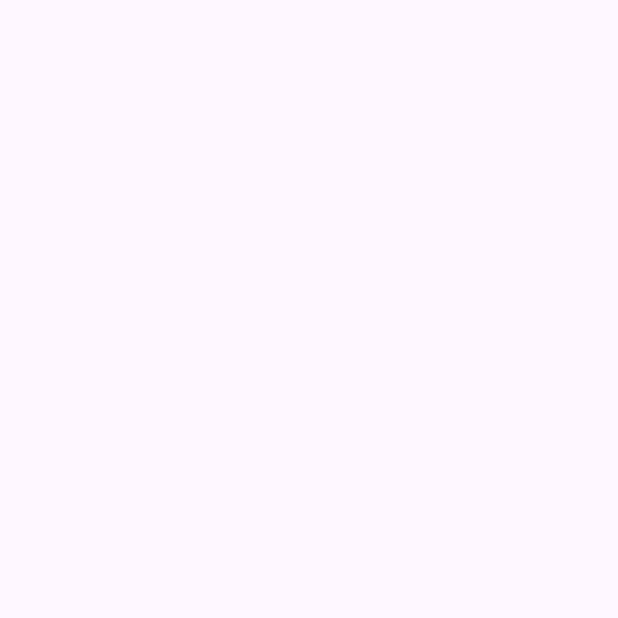
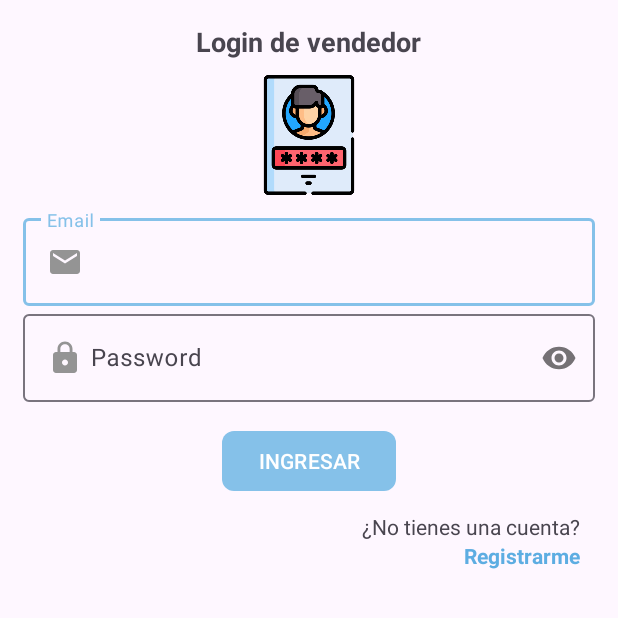
Before and after one commit to Cesar183/TiendaVirtual, an Android app: the screen it shows after launch (LoginVendedorActivity), on a phone screen of 412 x 824 dp, the top half of it. Before the commit the part shown is empty. Run offline under Robolectric (Android 15) with nearby library versions, the phone set to English and light mode, and no system bars; our stand-ins replace Firebase (no records; nobody signed in at launch, a user with empty details on screens opened directly).

Commit message:
Inicio sesion vendedor

```diff
--- a/app/src/main/java/com/app/tiendavirtual/vendedor/LoginVendedorActivity.kt
+++ b/app/src/main/java/com/app/tiendavirtual/vendedor/LoginVendedorActivity.kt
@@ -1,12 +1,74 @@
 package com.app.tiendavirtual.vendedor
 
+import android.app.ProgressDialog
+import android.content.Intent
 import android.os.Bundle
+import android.util.Patterns
+import android.widget.Toast
 import androidx.appcompat.app.AppCompatActivity
 import com.app.tiendavirtual.R
+import com.app.tiendavirtual.databinding.ActivityLoginVendedorBinding
+import com.google.firebase.auth.FirebaseAuth
 
 class LoginVendedorActivity : AppCompatActivity() {
+
+    private lateinit var binding : ActivityLoginVendedorBinding
+    private lateinit var firebaseAuth: FirebaseAuth
+    private lateinit var progressDialog: ProgressDialog
+
     override fun onCreate(savedInstanceState: Bundle?) {
         super.onCreate(savedInstanceState)
-        setContentView(R.layout.activity_login_vendedor)
+        binding = ActivityLoginVendedorBinding.inflate(layoutInflater)
+        setContentView(binding.root)
+
+        firebaseAuth = FirebaseAuth.getInstance()
+
+        progressDialog = ProgressDialog(this)
+        progressDialog.setTitle("Espere por favor")
+        progressDialog.setCanceledOnTouchOutside(false)
+
+        binding.btnLoginV.setOnClickListener {
+            validarInfo()
+        }
+        binding.tvRegistrarV.setOnClickListener {
+            startActivity(Intent(applicationContext, RegistroVendedorActivity::class.java))
+        }
+    }
+
+    private var email = ""
+    private var password = ""
+    private fun validarInfo() {
+        email = binding.etEmailV.text.toString().trim()
+        password = binding.etPasswordV.text.toString().trim()
+
+        if (email.isEmpty()){
+            binding.etEmailV.error = "Ingrese email"
+            binding.etEmailV.requestFocus()
+        } else if (!Patterns.EMAIL_ADDRESS.matcher(email).matches()){
+            binding.etEmailV.error = "Email no válido"
+            binding.etEmailV.requestFocus()
+        } else if (password.isEmpty()){
+            binding.etEmailV.error = "Ingrese password"
+            binding.etEmailV.requestFocus()
+        } else {
+            loginVendedor()
+        }
+    }
+
+    private fun loginVendedor() {
+        progressDialog.setMessage("Ingresando")
+        progressDialog.show()
+
+        firebaseAuth.signInWithEmailAndPassword(email, password)
+            .addOnSuccessListener {
+                progressDialog.dismiss()
+                startActivity(Intent(this, MainActivityVendedor::class.java))
+                finishAffinity()
+                Toast.makeText(this, "Bienvenido(a)", Toast.LENGTH_SHORT).show()
+            }
+            .addOnFailureListener { e ->
+                progressDialog.dismiss()
+                Toast.makeText(this, "No se pudo iniciar sesion ${e.message}", Toast.LENGTH_SHORT).show()
+            }
     }
 }
--- a/app/src/main/res/layout/activity_login_vendedor.xml
+++ b/app/src/main/res/layout/activity_login_vendedor.xml
@@ -1,5 +1,5 @@
 <?xml version="1.0" encoding="utf-8"?>
-<androidx.constraintlayout.widget.ConstraintLayout xmlns:android="http://schemas.android.com/apk/res/android"
+<RelativeLayout xmlns:android="http://schemas.android.com/apk/res/android"
     xmlns:app="http://schemas.android.com/apk/res-auto"
     xmlns:tools="http://schemas.android.com/tools"
     android:id="@+id/main"
@@ -7,4 +7,87 @@
     android:layout_height="match_parent"
     tools:context=".vendedor.LoginVendedorActivity">
 
-</androidx.constraintlayout.widget.ConstraintLayout>
+    <androidx.appcompat.widget.LinearLayoutCompat
+        android:layout_width="match_parent"
+        android:layout_height="wrap_content"
+        android:orientation="vertical"
+        android:padding="15dp">
+
+        <TextView
+            android:layout_width="wrap_content"
+            android:layout_height="wrap_content"
+            android:layout_gravity="center"
+            android:text="@string/txtLoginV"
+            android:textSize="18sp"
+            android:textStyle="bold" />
+
+        <androidx.appcompat.widget.AppCompatImageView
+            android:layout_width="80dp"
+            android:layout_height="80dp"
+            android:layout_gravity="center"
+            android:layout_marginTop="10dp"
+            android:layout_marginBottom="10dp"
+            android:src="@drawable/login_vendedor" />
+
+        <com.google.android.material.textfield.TextInputLayout
+            android:layout_width="match_parent"
+            android:layout_height="wrap_content">
+
+            <EditText
+                android:id="@+id/etEmailV"
+                android:layout_width="match_parent"
+                android:layout_height="wrap_content"
+                android:drawableStart="@drawable/ico_email"
+                android:drawablePadding="5dp"
+                android:hint="@string/etEmailV"
+                android:inputType="textEmailAddress" />
+
+        </com.google.android.material.textfield.TextInputLayout>
+
+        <com.google.android.material.textfield.TextInputLayout
+            android:layout_width="match_parent"
+            android:layout_height="wrap_content"
+            app:passwordToggleEnabled="true">
+
+            <EditText
+                android:id="@+id/etPasswordV"
+                android:layout_width="match_parent"
+                android:layout_height="wrap_content"
+                android:drawableStart="@drawable/ico_password"
+                android:drawablePadding="5dp"
+                android:hint="@string/etPasswordV"
+                android:inputType="textPassword" />
+
+        </com.google.android.material.textfield.TextInputLayout>
+
+        <com.google.android.material.button.MaterialButton
+            android:id="@+id/btnLoginV"
+            android:layout_width="wrap_content"
+            android:layout_height="wrap_content"
+            android:layout_gravity="center"
+            android:layout_marginTop="15dp"
+            android:text="@string/btnLoginV"
+            android:textAllCaps="true"
+            app:cornerRadius="8dp" />
+
+        <TextView
+            android:layout_width="wrap_content"
+            android:layout_height="wrap_content"
+            android:layout_gravity="end"
+            android:layout_marginTop="10dp"
+            android:layout_marginEnd="10dp"
+            android:text="@string/txtNoCuenta" />
+
+        <TextView
+            android:id="@+id/tvRegistrarV"
+            android:layout_width="wrap_content"
+            android:layout_height="wrap_content"
+            android:layout_gravity="end"
+            android:layout_marginEnd="10dp"
+            android:text="@string/tvRegistrarV"
+            android:textColor="@color/celeste_oscuro"
+            android:textStyle="bold" />
+
+    </androidx.appcompat.widget.LinearLayoutCompat>
+
+</RelativeLayout>
--- a/app/src/main/res/values/strings.xml
+++ b/app/src/main/res/values/strings.xml
@@ -31,6 +31,12 @@
     <string name="etCPassword">Confirmar password</string>
     <string name="btnRegistrarV">Registrarme</string>
 
+    <!--Login de vendedor-->
+    <string name="txtLoginV">Login de vendedor</string>
+    <string name="btnLoginV">Ingresar</string>
+    <string name="txtNoCuenta">¿No tienes una cuenta?</string>
+    <string name="tvRegistrarV">Registrarme</string>
+
     <string name="txt_bienvenida">Bienvenido(a)</string>
     <!-- TODO: Remove or change this placeholder text -->
     <string name="hello_blank_fragment">Hello blank fragment</string>
```
Also changed, not shown: app/src/main/res/drawable/login_vendedor.png (added).
